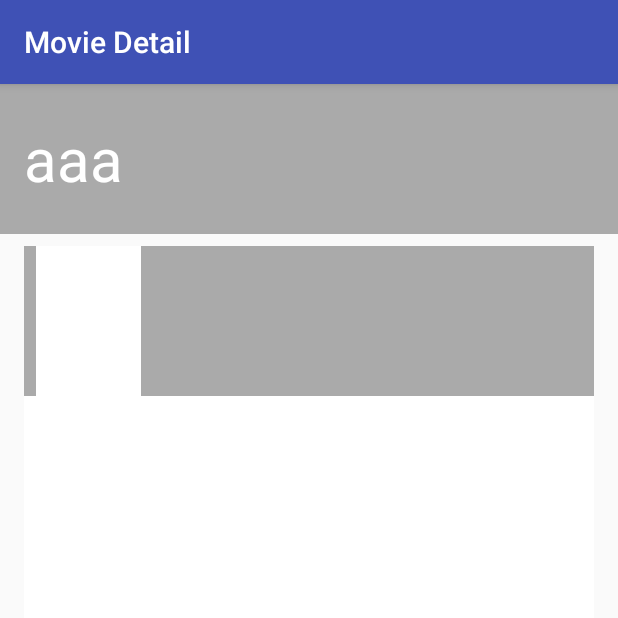
After one commit to MoIbrahim15/Movies-App, an Android app: the DetailedMovieActivity screen opened directly, with no data from a screen before it, on a phone screen of 412 x 824 dp, the top half of it. The commit adds this screen. Run offline under Robolectric (Android 15) with nearby library versions, the phone set to English and light mode, and no system bars; 2 statements that could not run were skipped.

Commit message:
parcable to pass Movie object references to detailed fragment

```diff
--- a/app/build.gradle
+++ b/app/build.gradle
@@ -32,6 +32,6 @@ dependencies {
     testCompile 'junit:junit:4.12'
     compile 'com.android.support:appcompat-v7:24.0.0'
     compile 'com.android.support:support-v4:24.0.0'
-    compile 'com.android.support:recyclerview-v7:24.0.+'
+    compile 'com.android.support:recyclerview-v7:24.0.0'
     compile 'com.squareup.picasso:picasso:2.5.2'
 }
--- /dev/null
+++ b/app/src/main/java/com/mohamedibrahim/popularmovies/DetailedMovieActivity.java
@@ -0,0 +1,22 @@
+package com.mohamedibrahim.popularmovies;
+
+import android.os.Bundle;
+import android.support.v7.app.AppCompatActivity;
+
+import com.mohamedibrahim.popularmovies.fragments.DetailedMovieFragment;
+
+/**
+ * Created by Mohamed Ibrahim on 8/12/2016.
+ */
+public class DetailedMovieActivity extends AppCompatActivity {
+    @Override
+    protected void onCreate(Bundle savedInstanceState) {
+        super.onCreate(savedInstanceState);
+        setContentView(R.layout.activity_main);
+        if (savedInstanceState == null) {
+            getSupportFragmentManager().beginTransaction()
+                    .add(R.id.container, new DetailedMovieFragment())
+                    .commit();
+        }
+    }
+}
--- a/app/src/main/java/com/mohamedibrahim/popularmovies/MainActivity.java
+++ b/app/src/main/java/com/mohamedibrahim/popularmovies/MoviesActivity.java
@@ -5,7 +5,7 @@ import android.os.Bundle;
 
 import com.mohamedibrahim.popularmovies.fragments.MoviesFragment;
 
-public class MainActivity extends AppCompatActivity {
+public class MoviesActivity extends AppCompatActivity {
 
     @Override
     protected void onCreate(Bundle savedInstanceState) {
--- /dev/null
+++ b/app/src/main/java/com/mohamedibrahim/popularmovies/fragments/DetailedMovieFragment.java
@@ -0,0 +1,39 @@
+package com.mohamedibrahim.popularmovies.fragments;
+
+import android.os.Bundle;
+import android.support.v4.app.Fragment;
+import android.util.Log;
+import android.view.LayoutInflater;
+import android.view.View;
+import android.view.ViewGroup;
+
+import com.mohamedibrahim.popularmovies.R;
+import com.mohamedibrahim.popularmovies.models.Movie;
+
+
+public class DetailedMovieFragment extends Fragment {
+    private Movie selectedMovie;
+
+    public DetailedMovieFragment() {
+    }
+
+    @Override
+    public void onCreate(Bundle savedInstanceState) {
+        super.onCreate(savedInstanceState);
+        if (savedInstanceState == null) {
+            final String MoveExtra = "MovieExtra";
+            Bundle data = getActivity().getIntent().getExtras();
+            selectedMovie = data.getParcelable(MoveExtra);
+            Log.v("movieDesc", selectedMovie.getOverview());
+        }
+
+    }
+
+    @Override
+    public View onCreateView(LayoutInflater inflater, ViewGroup container,
+                             Bundle savedInstanceState) {
+        // Inflate the layout for this fragment
+        View mView = inflater.inflate(R.layout.fragment_detailed_movie, container, false);
+        return mView;
+    }
+}
--- a/app/src/main/java/com/mohamedibrahim/popularmovies/fragments/MoviesFragment.java
+++ b/app/src/main/java/com/mohamedibrahim/popularmovies/fragments/MoviesFragment.java
@@ -64,7 +64,6 @@ public class MoviesFragment extends Fragment implements AsyncListener {
         mRecyclerView = (RecyclerView) mView.findViewById(R.id.movies_recyclerview);
         mRecyclerView.setHasFixedSize(true);
         mLayoutManager = new GridLayoutManager(getContext(), 2);
-
         mRecyclerView.setLayoutManager(mLayoutManager);
         return mView;
     }
--- a/app/src/main/java/com/mohamedibrahim/popularmovies/managers/MoviesManager.java
+++ b/app/src/main/java/com/mohamedibrahim/popularmovies/managers/MoviesManager.java
@@ -64,7 +64,6 @@ public class MoviesManager extends AsyncTask<Void, Void, ArrayList<Movie>> imple
         final String ADULT = "adult";
         final String OVERVIEW = "overview";
         final String REALSE_DATE = "release_date";
-        final String GENERE_IDS = "genre_ids";
         final String ID = "id";
         final String ORIGINAL_TITLE = "original_title";
         final String ORIGINAL_LANGUAGE = "original_language";
@@ -80,11 +79,10 @@ public class MoviesManager extends AsyncTask<Void, Void, ArrayList<Movie>> imple
             JSONArray resultArray = json.getJSONArray(RESULTS);
 
             for (int i = 0; i < resultArray.length(); i++) {
-//                List<Integer> genreIds = new ArrayList<Integer>();
 
                 JSONObject movieObject = resultArray.getJSONObject(i);
 
-                Movie movie = new Movie();
+                Movie movie=new Movie();
                 movie.setAdult(movieObject.getBoolean(ADULT));
                 movie.setBackdropPath(movieObject.getString(BACKDROP_PATH));
                 movie.setOverview(movieObject.getString(OVERVIEW));
--- a/app/src/main/res/layout/activity_main.xml
+++ b/app/src/main/res/layout/activity_main.xml
@@ -4,5 +4,5 @@
     android:id="@+id/container"
     android:layout_width="match_parent"
     android:layout_height="match_parent"
-    tools:context="com.mohamedibrahim.popularmovies.MainActivity">
+    tools:context=".MoviesActivity">
 </FrameLayout>
--- /dev/null
+++ b/app/src/main/res/layout/fragment_detailed_movie.xml
@@ -0,0 +1,52 @@
+<LinearLayout xmlns:android="http://schemas.android.com/apk/res/android"
+    xmlns:tools="http://schemas.android.com/tools"
+    android:layout_width="match_parent"
+    android:layout_height="match_parent"
+    android:orientation="vertical"
+    tools:context=".fragments.DetailedMovieFragment">
+
+    <RelativeLayout
+        android:layout_width="match_parent"
+        android:layout_height="100dp"
+        android:background="@android:color/darker_gray">
+
+        <TextView
+            android:layout_width="wrap_content"
+            android:layout_height="wrap_content"
+            android:layout_centerVertical="true"
+            android:layout_marginLeft="@dimen/activity_horizontal_margin"
+            android:text="aaa"
+            android:textColor="@android:color/white"
+            android:textSize="40sp" />
+    </RelativeLayout>
+
+    <ScrollView
+        android:layout_width="match_parent"
+        android:layout_height="match_parent"
+        android:layout_marginLeft="16dp"
+        android:layout_marginRight="16dp"
+        android:layout_marginTop="8dp"
+        android:background="@android:color/white"
+        android:scrollbars="none">
+
+        <LinearLayout
+            android:layout_width="match_parent"
+            android:layout_height="match_parent"
+            android:orientation="vertical">
+
+            <LinearLayout
+                android:layout_width="match_parent"
+                android:layout_height="100dp"
+                android:background="@android:color/darker_gray"
+                android:orientation="horizontal">
+
+                <ImageView
+                    android:layout_width="70dp"
+                    android:layout_height="match_parent"
+                    android:layout_alignParentLeft="true"
+                    android:layout_marginLeft="8dp"
+                    android:src="@android:color/white"/>
+            </LinearLayout>
+        </LinearLayout>
+    </ScrollView>
+</LinearLayout>
--- a/app/src/main/res/values/strings.xml
+++ b/app/src/main/res/values/strings.xml
@@ -9,5 +9,6 @@
     <string name="pref_sort_popular" translatable="false">popular</string>
     <string name="pref_sort_top" translatable="false">top_rated</string>
     <string name="action_setting">Setting</string>
+    <string name="movie_detail_title">Movie Detail</string>
 
 </resources>
```
Also changed, not shown: app/src/main/AndroidManifest.xml (+5 -2 lines), app/src/main/java/com/mohamedibrahim/popularmovies/adapters/MoviesAdapter.java (+9 -5 lines), app/src/main/java/com/mohamedibrahim/popularmovies/models/Movie.java (+74 -17 lines).
